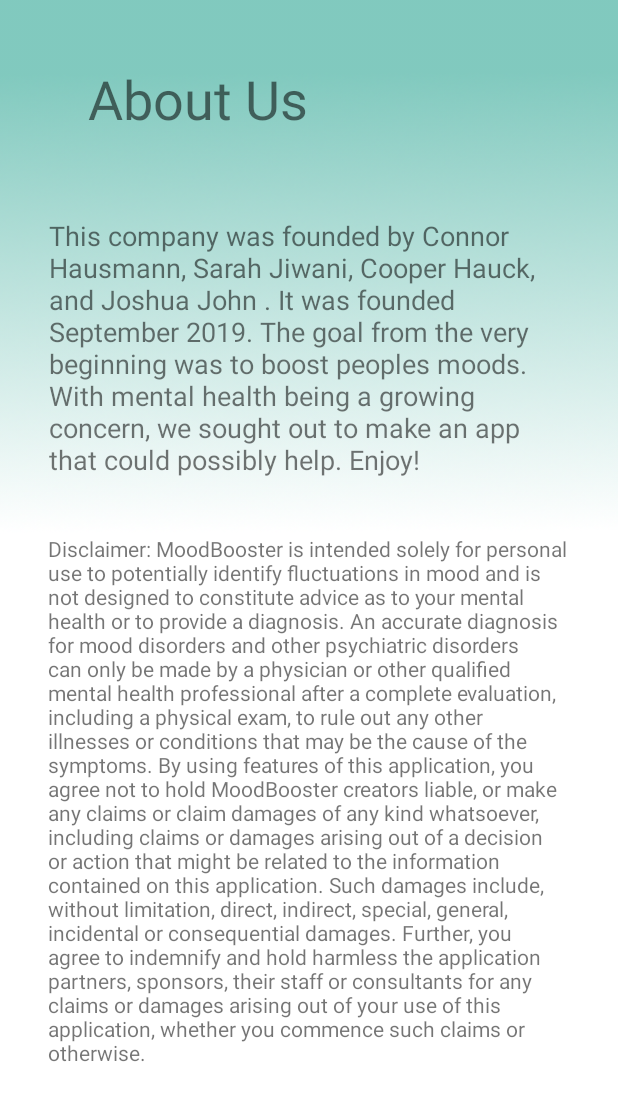
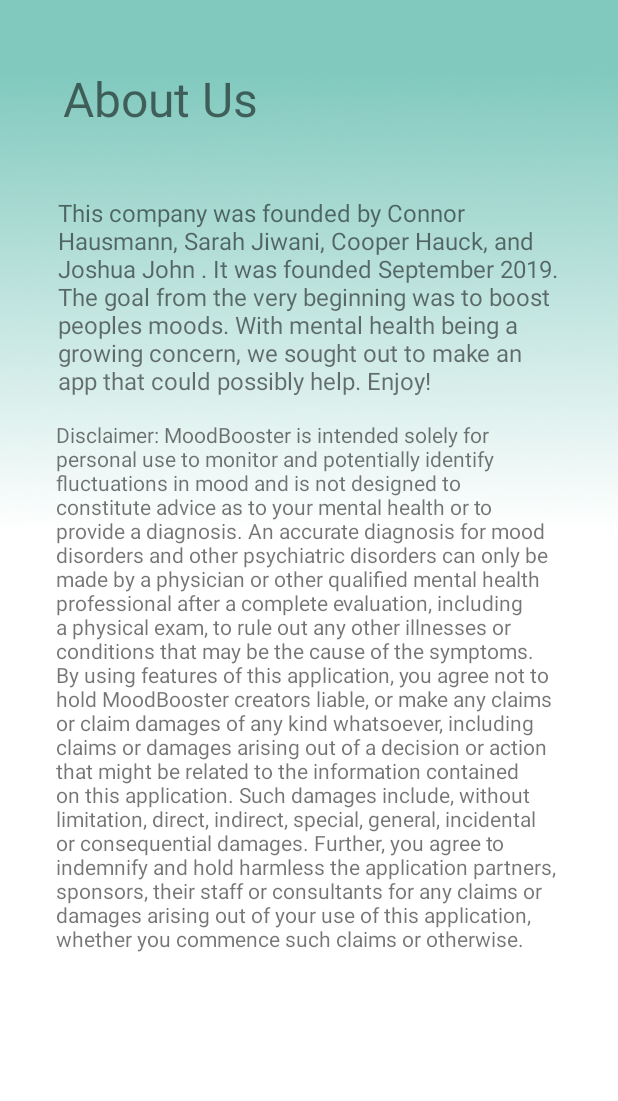
Before and after one commit to Connorshaus/AndroidGridLayout-master, an Android app: the AboutUs screen opened directly, with no data from a screen before it, on a phone screen of 412 x 824 dp. Shown: the top 1101 px of the screen. Run offline under Robolectric (Android 15) with nearby library versions, the phone set to English and light mode, and no system bars.

Commit message:
Disclaimer updated on About Us page

```diff
--- a/app/src/main/res/layout/activity_about_us.xml
+++ b/app/src/main/res/layout/activity_about_us.xml
@@ -8,48 +8,49 @@
     tools:context=".AboutUs">
 
     <TextView
-        android:id="@+id/textView4"
+        android:id="@+id/titleBox"
         android:layout_width="183dp"
         android:layout_height="72dp"
-        android:layout_marginStart="24dp"
+        android:layout_marginStart="15dp"
         android:layout_marginTop="30dp"
         android:gravity="center"
         android:text="@string/aboutUs"
-        android:textSize="36sp"
-        app:layout_constraintBottom_toBottomOf="parent"
+        android:textSize="32sp"
+        app:layout_constraintBottom_toTopOf="@+id/missionStatementBox"
         app:layout_constraintEnd_toEndOf="parent"
-        app:layout_constraintHorizontal_bias="0.083"
+        app:layout_constraintHorizontal_bias="0.0"
         app:layout_constraintStart_toStartOf="parent"
         app:layout_constraintTop_toTopOf="parent"
         app:layout_constraintVertical_bias="0.0" />
 
     <TextView
-        android:id="@+id/textView5"
-        android:layout_width="343dp"
-        android:layout_height="189dp"
+        android:id="@+id/missionStatementBox"
+        android:layout_width="337dp"
+        android:layout_height="149dp"
         android:layout_marginStart="24dp"
         android:layout_marginEnd="24dp"
+        android:layout_marginBottom="10dp"
         android:text="@string/aboutText"
-        android:textSize="18sp"
+        android:textSize="16sp"
         app:layout_constraintBottom_toBottomOf="parent"
         app:layout_constraintEnd_toEndOf="parent"
-        app:layout_constraintHorizontal_bias="0.411"
+        app:layout_constraintHorizontal_bias="0.555"
         app:layout_constraintStart_toStartOf="parent"
         app:layout_constraintTop_toTopOf="parent"
-        app:layout_constraintVertical_bias="0.228" />
+        app:layout_constraintVertical_bias="0.197" />
 
     <TextView
         android:id="@+id/disclaimerBox"
-        android:layout_width="346dp"
-        android:layout_height="377dp"
+        android:layout_width="335dp"
+        android:layout_height="414dp"
         android:layout_marginStart="24dp"
         android:layout_marginEnd="24dp"
         android:layout_marginBottom="30dp"
         android:text="@string/disclaimer"
         app:layout_constraintBottom_toBottomOf="parent"
         app:layout_constraintEnd_toEndOf="parent"
-        app:layout_constraintHorizontal_bias="0.43"
+        app:layout_constraintHorizontal_bias="0.47"
         app:layout_constraintStart_toStartOf="parent"
-        app:layout_constraintTop_toBottomOf="@+id/textView5"
-        app:layout_constraintVertical_bias="0.268" />
+        app:layout_constraintTop_toBottomOf="@+id/missionStatementBox"
+        app:layout_constraintVertical_bias="0.0" />
 </android.support.constraint.ConstraintLayout>
--- a/app/src/main/res/values/strings.xml
+++ b/app/src/main/res/values/strings.xml
@@ -27,7 +27,7 @@
     <string name="sampleOption4">answer4</string>
     <string name="sampleOption5">answer5</string>
     <string name="quitOption">quit</string>
-    <string name="disclaimer">Disclaimer: MoodBooster is intended solely for personal use to potentially identify fluctuations
+    <string name="disclaimer">Disclaimer: MoodBooster is intended solely for personal use to monitor and potentially identify fluctuations
         in mood and is not designed to constitute advice as to your mental health or to provide a diagnosis. An accurate diagnosis
         for mood disorders and other psychiatric disorders can only be made by a physician or other qualified mental health
         professional after a complete evaluation, including a physical exam, to rule out any other illnesses or conditions that may
```
